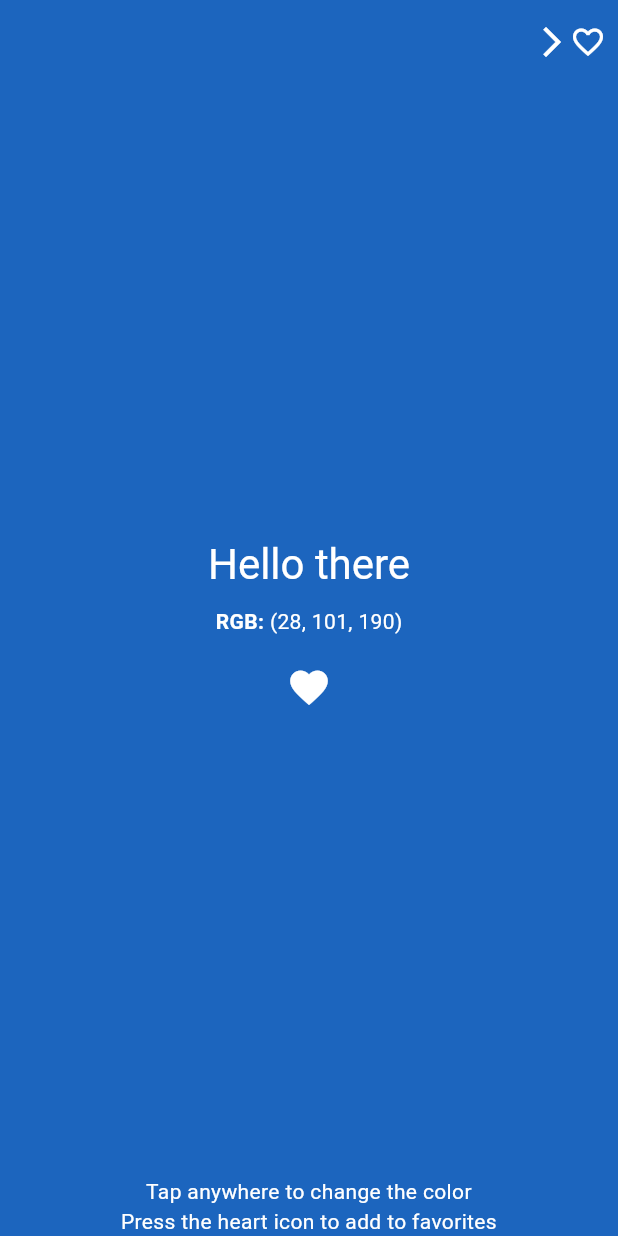
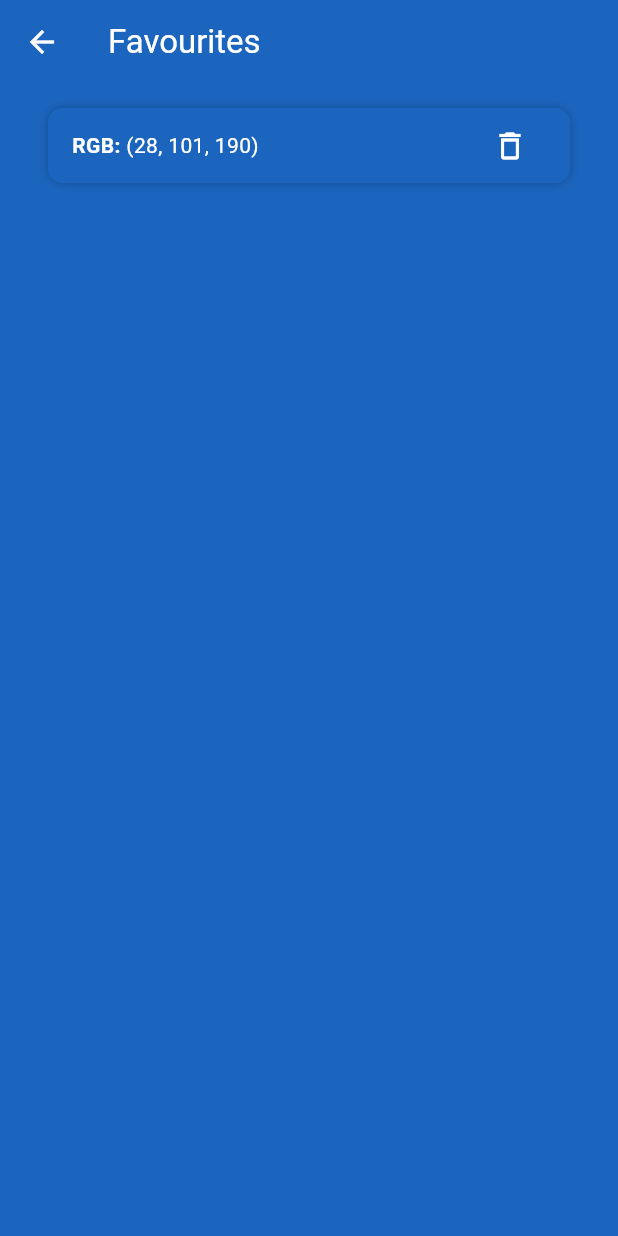
Before and after one commit to amMooncake/flutter-color-interview-task, a Flutter app: the screen it shows after launch, after a tap on the "favorite outline" icon, after a tap on the "arrow forward ios" icon, on a phone screen of 412 x 824 dp. Run offline on Flutter 3.47's test engine with Material 3 defaults, Android fonts, the phone set to English and light mode, and no system bars.

Commit message:
feat(favourite Screen): Add FavouritesScreen widget to display favorite colors, and add repository provider

```diff
--- a/analysis_options.yaml
+++ b/analysis_options.yaml
@@ -1 +1,3 @@
 include: package:solid_lints/analysis_options.yaml
+formatter:
+  page_width: 80
--- a/lib/app.dart
+++ b/lib/app.dart
@@ -2,23 +2,32 @@ import 'package:color_repository/color_repository.dart';
 import 'package:flutter/material.dart';
 import 'package:flutter_color_interview_task/screens/home_screen.dart';
 
+import 'package:provider/provider.dart';
+
 /// Root application widget.
 class App extends StatelessWidget {
-  /// Creates the root application widget.
+  /// provides the necessary repositories to the widget tree.
   const App({super.key});
 
   @override
   Widget build(BuildContext context) {
-    return MaterialApp(
+    return MultiProvider(
+      providers: [
+        Provider<ColorRepo>(
+          create: (_) => AppColorRepo(),
+        ),
+        Provider<FavoritesRepo>(
+          create: (_) => AppFavoritesRepo(),
+        ),
+      ],
+      child: MaterialApp(
         debugShowCheckedModeBanner: false,
         theme: ThemeData(
           primarySwatch: Colors.blue,
           fontFamily: '.SF Pro Text',
         ),
         title: 'Flutter Color Interview Task',
-      home: HomeScreen(
-        colorRepo: AppColorRepo(),
-        favoritesRepo: AppFavoritesRepo(),
+        home: const HomeScreen(),
       ),
     );
   }
--- a/lib/components/my_rgb_label.dart
+++ b/lib/components/my_rgb_label.dart
@@ -4,14 +4,10 @@ import 'package:flutter/material.dart';
 class MyRGBLabel extends StatelessWidget {
   /// Creates a [MyRGBLabel] widget.
   const MyRGBLabel({
-    required this.baseBodyStyle,
     required this.isDarkOverlay,
     required this.currentColor,
     super.key,
   });
-
-  /// The base text style for the RGB label.
-  final TextStyle baseBodyStyle;
 
   /// Whether the overlay color is dark or light.
   final bool isDarkOverlay;
@@ -21,15 +17,18 @@ class MyRGBLabel extends StatelessWidget {
 
   @override
   Widget build(BuildContext context) {
+    final TextTheme textTheme = Theme.of(context).textTheme;
+    final TextStyle baseBodyStyle =
+        textTheme.bodyMedium ??
+        const TextStyle(
+          fontSize: 14,
+        );
+
     return RichText(
       text: TextSpan(
         text: 'RGB: ',
         style: baseBodyStyle.copyWith(
-          // dart format off
-          color: isDarkOverlay ?
-              Colors.black54 :
-              Colors.white,
-          // dart format on
+          color: isDarkOverlay ? Colors.black54 : Colors.white,
           fontWeight: FontWeight.bold,
         ),
         children: <TextSpan>[
@@ -39,11 +38,7 @@ class MyRGBLabel extends StatelessWidget {
                 '${(currentColor.g * 255).round()}, '
                 '${(currentColor.b * 255).round()})',
             style: baseBodyStyle.copyWith(
-              // dart format off
-              color: isDarkOverlay ?
-                Colors.black54 :
-                Colors.white,
-              // dart format on
+              color: isDarkOverlay ? Colors.black54 : Colors.white,
               fontWeight: FontWeight.normal,
             ),
           ),
--- /dev/null
+++ b/lib/screens/favourites_screen.dart
@@ -0,0 +1,126 @@
+import 'package:color_repository/color_repository.dart';
+import 'package:flutter/material.dart';
+import 'package:flutter_color_interview_task/components/my_rgb_label.dart';
+import 'package:provider/provider.dart';
+
+/// Favourites screen widget.
+class FavouritesScreen extends StatefulWidget {
+  /// Creates the favourites screen widget.
+  const FavouritesScreen({
+    required this.currentColor,
+    required this.isDarkOverlay,
+    super.key,
+  });
+
+  /// background color
+  final Color currentColor;
+
+  /// whether to use dark text on the background color
+  final bool isDarkOverlay;
+
+  @override
+  State<FavouritesScreen> createState() => _FavouritesScreenState();
+}
+
+class _FavouritesScreenState extends State<FavouritesScreen> {
+  @override
+  Widget build(BuildContext context) {
+    final FavoritesRepo favoritesRepo = context.read<FavoritesRepo>();
+    final List<RgbColor> favorites = favoritesRepo.getFavorites();
+    final Color overlayColor = widget.isDarkOverlay
+        ? Colors.black
+        : Colors.white;
+
+    final TextTheme textTheme = Theme.of(context).textTheme;
+
+    final String colorsText = favorites.isEmpty
+        ? 'No favourite colors yet.'
+        : 'Favourite colors:';
+
+    return Scaffold(
+      backgroundColor: widget.currentColor,
+      body: CustomScrollView(
+        slivers: [
+          SliverAppBar(
+            title: Text('Favourites', style: TextStyle(color: overlayColor)),
+            iconTheme: IconThemeData(color: overlayColor),
+            backgroundColor: widget.currentColor,
+            pinned: favorites.isEmpty,
+            floating: true,
+          ),
+          if (favorites.isEmpty)
+            SliverFillRemaining(
+              hasScrollBody: false,
+              child: Center(
+                child: Text(
+                  colorsText,
+                  style: textTheme.headlineMedium?.copyWith(
+                    color: overlayColor,
+                  ),
+                ),
+              ),
+            )
+          else
+            const SliverToBoxAdapter(
+              child: SizedBox(height: 16),
+            ),
+          SliverPadding(
+            padding: const EdgeInsets.symmetric(horizontal: 32),
+            sliver: SliverList.separated(
+              separatorBuilder: (_, _) => const SizedBox(height: 12),
+              itemCount: favorites.length,
+              itemBuilder: (_, index) {
+                final RgbColor color = favorites[index];
+                final bool isDarkContainer = ColorRepo.isColorDarkOverlay(
+                  color,
+                );
+
+                return Container(
+                  decoration: BoxDecoration(
+                    boxShadow: const [
+                      BoxShadow(
+                        blurStyle: BlurStyle.outer,
+                        blurRadius: 5,
+                        color: Colors.black26,
+                      ),
+                    ],
+                    borderRadius: BorderRadius.circular(10),
+                    color: Color.fromARGB(
+                      255,
+                      color.red,
+                      color.green,
+                      color.blue,
+                    ),
+                  ),
+                  height: 50,
+
+                  child: Padding(
+                    padding: const EdgeInsets.symmetric(horizontal: 16),
+                    child: Row(
+                      mainAxisAlignment: MainAxisAlignment.spaceBetween,
+                      children: [
+                        MyRGBLabel(
+                          isDarkOverlay: isDarkContainer,
+                          currentColor: widget.currentColor,
+                        ),
+                        IconButton(
+                          onPressed: () {
+                            setState(() {
+                              favoritesRepo.removeFavorite(color);
+                            });
+                          },
+                          icon: const Icon(Icons.delete_outline),
+                          color: isDarkContainer ? Colors.black : Colors.white,
+                        ),
+                      ],
+                    ),
+                  ),
+                );
+              },
+            ),
+          ),
+        ],
+      ),
+    );
+  }
+}
--- a/lib/screens/home_screen.dart
+++ b/lib/screens/home_screen.dart
@@ -1,19 +1,13 @@
 import 'package:color_repository/color_repository.dart';
 import 'package:flutter/material.dart';
 import 'package:flutter_color_interview_task/components/my_rgb_label.dart';
+import 'package:flutter_color_interview_task/screens/favourites_screen.dart';
+import 'package:provider/provider.dart';
 
 /// Home screen widget.
 class HomeScreen extends StatefulWidget {
   /// Creates the home screen widget.
-  const HomeScreen({
-    required ColorRepo colorRepo,
-    required FavoritesRepo favoritesRepo,
-    super.key,
-  }) : _repository = colorRepo,
-       _favoritesRepo = favoritesRepo;
-
-  final ColorRepo _repository;
-  final FavoritesRepo _favoritesRepo;
+  const HomeScreen({super.key});
 
   @override
   State<HomeScreen> createState() => _HomeScreenState();
@@ -21,6 +15,15 @@ class HomeScreen extends StatefulWidget {
 
 class _HomeScreenState extends State<HomeScreen> {
   static const int _fullOpacity = 255;
+
+  // it generates random colors
+  // ignore: avoid_late_keyword
+  late final ColorRepo _colorRepo;
+
+  // it manages the list of favorite colors
+  // ignore: avoid_late_keyword
+  late final FavoritesRepo _favoritesRepo;
+
   Color currentColor = Colors.white;
   RgbColor rgbColor = RgbColor(
     red: _fullOpacity,
@@ -30,7 +33,7 @@ class _HomeScreenState extends State<HomeScreen> {
   bool isDarkOverlay = true;
 
   void _getRandomColor() {
-    rgbColor = widget._repository.getRandomColor();
+    rgbColor = _colorRepo.getRandomColor();
     currentColor = Color.fromARGB(
       _fullOpacity,
       rgbColor.red,
@@ -43,6 +46,8 @@ class _HomeScreenState extends State<HomeScreen> {
   @override
   void initState() {
     super.initState();
+    _colorRepo = context.read<ColorRepo>();
+    _favoritesRepo = context.read<FavoritesRepo>();
     _getRandomColor();
   }
 
@@ -52,9 +57,8 @@ class _HomeScreenState extends State<HomeScreen> {
 
   void _handleToggleFavorite() {
     setState(() {
-      widget._favoritesRepo.toggleFavorite(rgbColor);
+      _favoritesRepo.toggleFavorite(rgbColor);
     });
-    print(widget._favoritesRepo.getFavorites());
   }
 
   @override
@@ -80,15 +84,18 @@ class _HomeScreenState extends State<HomeScreen> {
     return Scaffold(
       backgroundColor: currentColor,
       appBar: AppBar(
-        // title: Text(
-        //   'Go to favourites ->',
-        //   style: textTheme.headlineSmall?.copyWith(
-        //     color: isDarkOverlay ? Colors.black : Colors.white,
-        //   ),
-        // ),
         actions: [
           IconButton(
-            onPressed: () {},
+            onPressed: () {
+              Navigator.of(context).push(
+                MaterialPageRoute<void>(
+                  builder: (_) => FavouritesScreen(
+                    currentColor: currentColor,
+                    isDarkOverlay: isDarkOverlay,
+                  ),
+                ),
+              );
+            },
             icon: const Row(
               children: [
                 Icon(Icons.arrow_forward_ios),
@@ -120,7 +127,6 @@ class _HomeScreenState extends State<HomeScreen> {
                       ),
                       const SizedBox(height: spacing),
                       MyRGBLabel(
-                        baseBodyStyle: baseBodyStyle,
                         isDarkOverlay: isDarkOverlay,
                         currentColor: currentColor,
                       ),
@@ -128,8 +134,9 @@ class _HomeScreenState extends State<HomeScreen> {
                       IconButton(
                         onPressed: _handleToggleFavorite,
                         icon: Icon(
-                          // ignore: lines_longer_than_80_chars
-                          widget._favoritesRepo.isFavorite(rgbColor) ? Icons.favorite : Icons.favorite_border,
+                          _favoritesRepo.isFavorite(rgbColor)
+                              ? Icons.favorite
+                              : Icons.favorite_border,
                           color: isDarkOverlay ? Colors.black : Colors.white,
                           size: iconSize,
                         ),
@@ -139,7 +146,9 @@ class _HomeScreenState extends State<HomeScreen> {
                 ),
               ),
               Text(
-                "Tap anywhere to change the color\nPress the heart icon to add to favorites",
+                '''
+Tap anywhere to change the color
+Press the heart icon to add to favorites''',
                 style: baseBodyStyle.copyWith(
                   color: isDarkOverlay ? Colors.black54 : Colors.white,
                 ),
--- a/packages/color_repository/lib/src/app_favorites_repo.dart
+++ b/packages/color_repository/lib/src/app_favorites_repo.dart
@@ -41,10 +41,8 @@ class AppFavoritesRepo implements FavoritesRepo {
   }
 
   bool _isSameColor(RgbColor left, RgbColor right) {
-    // dart format off
     return left.red == right.red &&
-    left.green == right.green &&
-    left.blue == right.blue;
-  // dart format on
+        left.green == right.green &&
+        left.blue == right.blue;
   }
 }
--- a/packages/color_repository/lib/src/color_repo.dart
+++ b/packages/color_repository/lib/src/color_repo.dart
@@ -13,12 +13,10 @@ abstract class ColorRepo {
     const double blueWeight = 0.0722;
     const double brightnessThreshold = 128;
 
-    // dart format off
     final double perceivedBrightness =
-    redWeight * color.red +
-    greenWeight * color.green +
-    blueWeight * color.blue;
-    // dart format on
+        redWeight * color.red +
+        greenWeight * color.green +
+        blueWeight * color.blue;
 
     return perceivedBrightness > brightnessThreshold;
   }
--- a/pubspec.yaml
+++ b/pubspec.yaml
@@ -11,6 +11,7 @@ dependencies:
   cupertino_icons: ^1.0.8
   flutter:
     sdk: flutter
+  provider: ^6.1.5+1
 
 dev_dependencies:
   flutter_lints: ^6.0.0
```
Also changed, not shown: app_mockup.png (added), pubspec.lock, 2 other files. Lines whose indentation alone changed are shown as unchanged.
